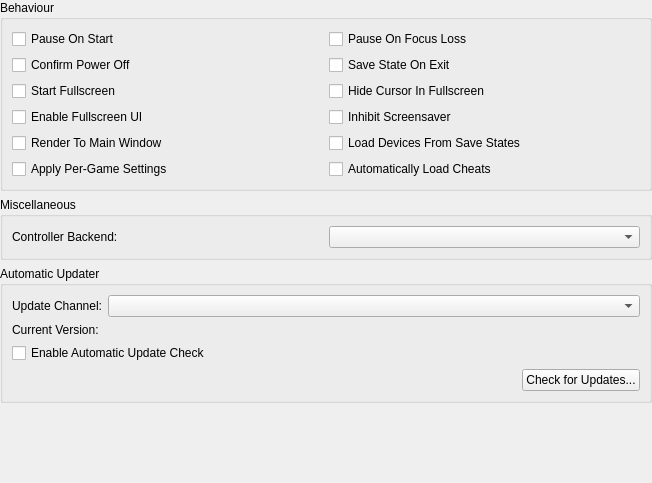
The window that src/duckstation-qt/generalsettingswidget.ui (kofxi3584karlayang/duckstation) describes before a commit, drawn with Qt 5.
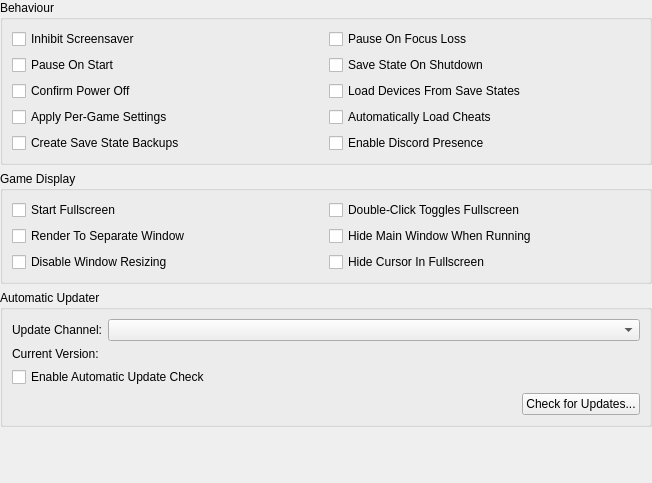
The same window after the commit.

The edit to the form file:
```diff
--- a/src/duckstation-qt/generalsettingswidget.ui
+++ b/src/duckstation-qt/generalsettingswidget.ui
@@ -32,52 +32,17 @@
       <string>Behaviour</string>
      </property>
      <layout class="QGridLayout" name="formLayout_4">
-      <item row="1" column="0">
-       <widget class="QCheckBox" name="confirmPowerOff">
+      <item row="6" column="1">
+       <widget class="QCheckBox" name="autoLoadCheats">
         <property name="text">
-         <string>Confirm Power Off</string>
+         <string>Automatically Load Cheats</string>
         </property>
        </widget>
       </item>
       <item row="3" column="1">
-       <widget class="QCheckBox" name="inhibitScreensaver">
-        <property name="text">
-         <string>Inhibit Screensaver</string>
-        </property>
-       </widget>
-      </item>
-      <item row="4" column="0">
-       <widget class="QCheckBox" name="renderToMain">
-        <property name="text">
-         <string>Render To Main Window</string>
-        </property>
-       </widget>
-      </item>
-      <item row="0" column="0">
-       <widget class="QCheckBox" name="pauseOnStart">
-        <property name="text">
-         <string>Pause On Start</string>
-        </property>
-       </widget>
-      </item>
-      <item row="0" column="1">
-       <widget class="QCheckBox" name="pauseOnFocusLoss">
-        <property name="text">
-         <string>Pause On Focus Loss</string>
-        </property>
-       </widget>
-      </item>
-      <item row="2" column="0">
-       <widget class="QCheckBox" name="startFullscreen">
-        <property name="text">
-         <string>Start Fullscreen</string>
-        </property>
-       </widget>
-      </item>
-      <item row="1" column="1">
        <widget class="QCheckBox" name="saveStateOnExit">
         <property name="text">
-         <string>Save State On Exit</string>
+         <string>Save State On Shutdown</string>
         </property>
        </widget>
       </item>
@@ -88,10 +53,10 @@
         </property>
        </widget>
       </item>
-      <item row="6" column="1">
-       <widget class="QCheckBox" name="autoLoadCheats">
+      <item row="0" column="0">
+       <widget class="QCheckBox" name="inhibitScreensaver">
         <property name="text">
-         <string>Automatically Load Cheats</string>
+         <string>Inhibit Screensaver</string>
         </property>
        </widget>
       </item>
@@ -102,17 +67,38 @@
         </property>
        </widget>
       </item>
-      <item row="2" column="1">
-       <widget class="QCheckBox" name="hideCursorInFullscreen">
+      <item row="4" column="0">
+       <widget class="QCheckBox" name="confirmPowerOff">
         <property name="text">
-         <string>Hide Cursor In Fullscreen</string>
+         <string>Confirm Power Off</string>
+        </property>
+       </widget>
+      </item>
+      <item row="0" column="1">
+       <widget class="QCheckBox" name="pauseOnFocusLoss">
+        <property name="text">
+         <string>Pause On Focus Loss</string>
         </property>
        </widget>
       </item>
       <item row="3" column="0">
-       <widget class="QCheckBox" name="enableFullscreenUI">
+       <widget class="QCheckBox" name="pauseOnStart">
         <property name="text">
-         <string>Enable Fullscreen UI</string>
+         <string>Pause On Start</string>
+        </property>
+       </widget>
+      </item>
+      <item row="7" column="0">
+       <widget class="QCheckBox" name="createSaveStateBackups">
+        <property name="text">
+         <string>Create Save State Backups</string>
+        </property>
+       </widget>
+      </item>
+      <item row="7" column="1">
+       <widget class="QCheckBox" name="enableDiscordPresence">
+        <property name="text">
+         <string>Enable Discord Presence</string>
         </property>
        </widget>
       </item>
@@ -122,22 +108,50 @@
    <item>
     <widget class="QGroupBox" name="groupBox">
      <property name="title">
-      <string>Miscellaneous</string>
+      <string>Game Display</string>
      </property>
      <layout class="QGridLayout" name="gridLayout">
       <item row="0" column="0">
-       <layout class="QHBoxLayout" name="horizontalLayout">
-        <item>
-         <widget class="QLabel" name="label">
-          <property name="text">
-           <string>Controller Backend:</string>
-          </property>
-         </widget>
-        </item>
-        <item>
-         <widget class="QComboBox" name="controllerBackend"/>
-        </item>
-       </layout>
+       <widget class="QCheckBox" name="startFullscreen">
+        <property name="text">
+         <string>Start Fullscreen</string>
+        </property>
+       </widget>
+      </item>
+      <item row="0" column="1">
+       <widget class="QCheckBox" name="doubleClickTogglesFullscreen">
+        <property name="text">
+         <string>Double-Click Toggles Fullscreen</string>
+        </property>
+       </widget>
+      </item>
+      <item row="1" column="0">
+       <widget class="QCheckBox" name="renderToSeparateWindow">
+        <property name="text">
+         <string>Render To Separate Window</string>
+        </property>
+       </widget>
+      </item>
+      <item row="1" column="1">
+       <widget class="QCheckBox" name="hideMainWindow">
+        <property name="text">
+         <string>Hide Main Window When Running</string>
+        </property>
+       </widget>
+      </item>
+      <item row="2" column="0">
+       <widget class="QCheckBox" name="disableWindowResizing">
+        <property name="text">
+         <string>Disable Window Resizing</string>
+        </property>
+       </widget>
+      </item>
+      <item row="2" column="1">
+       <widget class="QCheckBox" name="hideMouseCursor">
+        <property name="text">
+         <string>Hide Cursor In Fullscreen</string>
+        </property>
+       </widget>
       </item>
      </layout>
     </widget>
```
Left out of the diff: 2 changed lines with no effect on the pictures.
